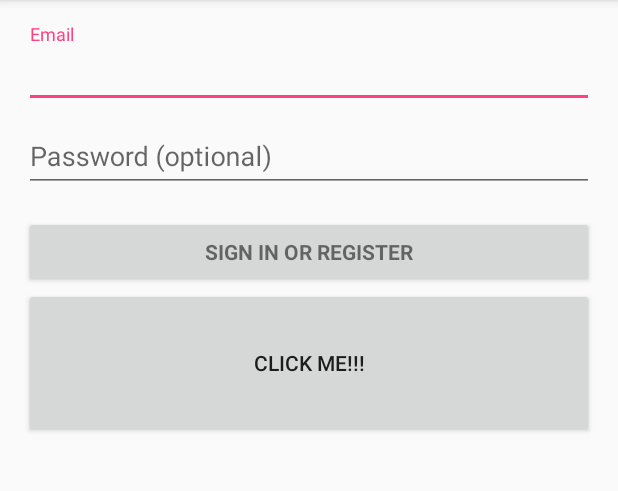
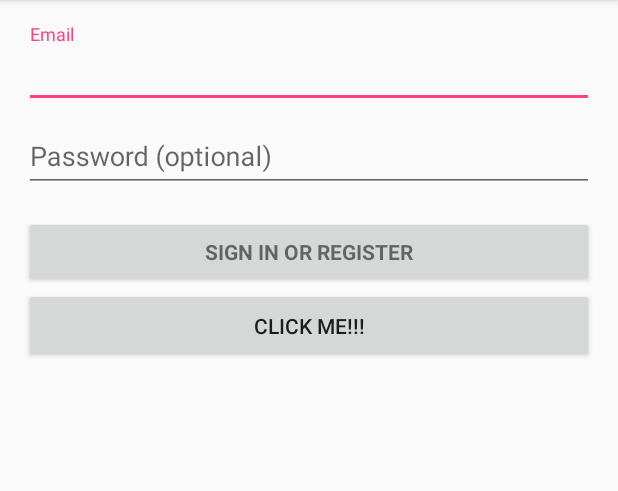
Before and after one commit to Seniors-ieu/NFCSmartAnimalPassport, an Android app: the screen it shows after launch (LoginActivity), on a phone screen of 412 x 824 dp, the part 84-575 px from its top. Run offline under Robolectric (Android 15) with nearby library versions, the phone set to English and light mode, and no system bars; 2 statements that could not run were skipped.

Commit message:
100dp to 50dp.

```diff
--- a/app/src/main/res/layout/activity_login.xml
+++ b/app/src/main/res/layout/activity_login.xml
@@ -75,7 +75,7 @@
                 android:id="@+id/trialButton"
                 android:layout_width="match_parent"
                 android:layout_height="wrap_content"
-                android:height="100dp"
+                android:height="50dp"
                 android:text="CLICK ME!!!" />
 
         </LinearLayout>
```
